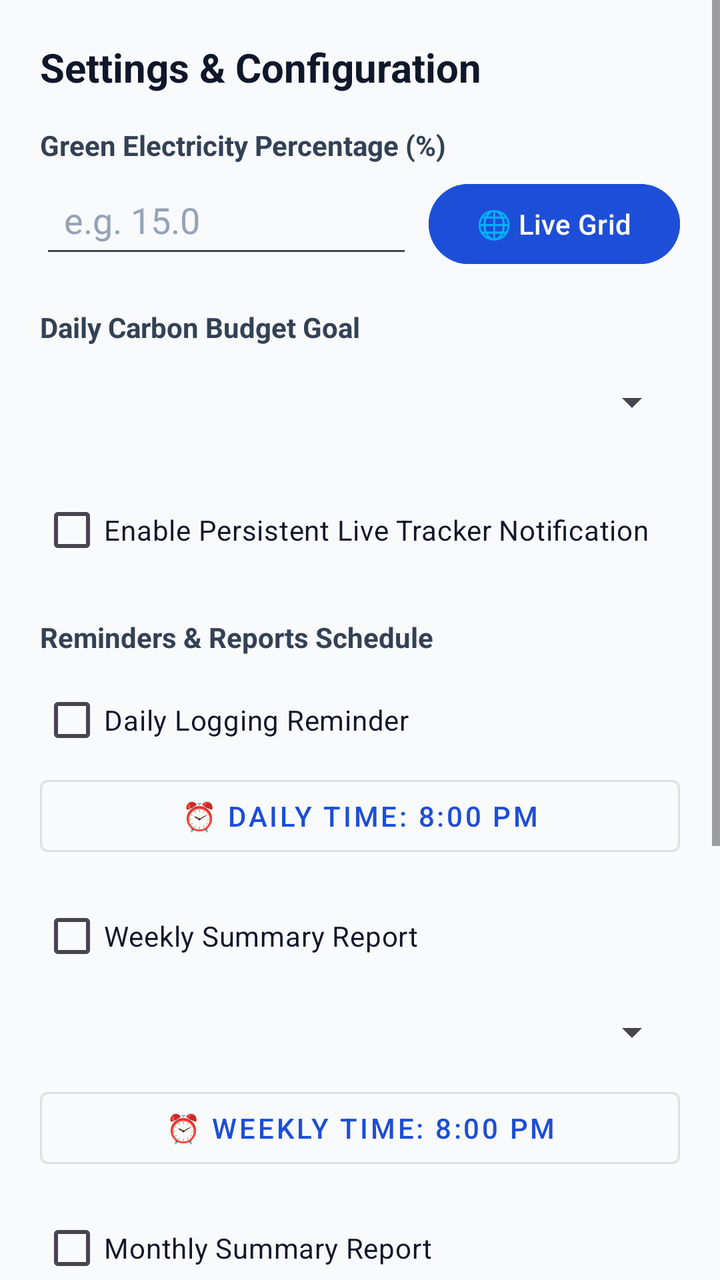
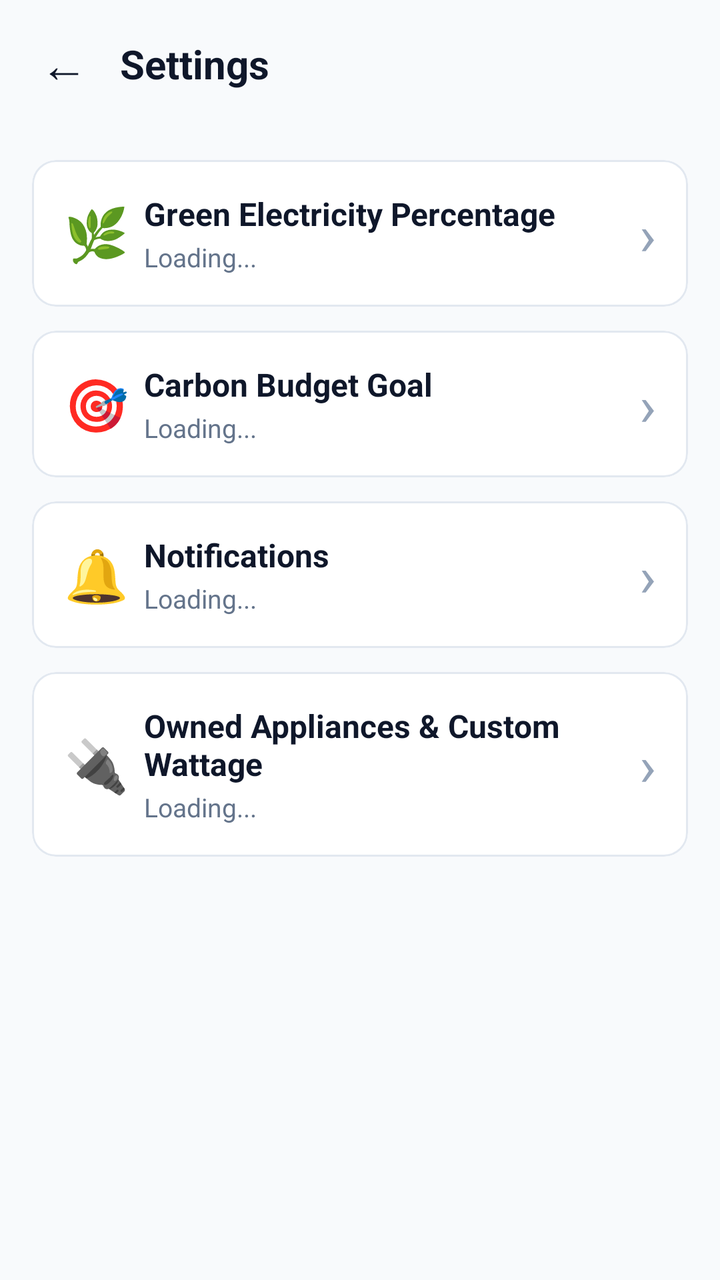

Screens rendered from an Android XML layout before and after an edit, with the pre-edit source and the edit as a unified diff.
<!-- AndroidManifest.xml: application theme Theme.CarbonWise -->
<!-- res/layout/activity_settings.xml -->
<?xml version="1.0" encoding="utf-8"?>
<ScrollView xmlns:android="http://schemas.android.com/apk/res/android"
    xmlns:tools="http://schemas.android.com/tools"
    android:layout_width="match_parent"
    android:layout_height="match_parent"
    android:background="#F8FAFC"
    tools:ignore="HardcodedText,ButtonStyle,TextContrastCheck">

    <LinearLayout
        android:layout_width="match_parent"
        android:layout_height="wrap_content"
        android:orientation="vertical"
        android:padding="20dp">

        <TextView
            android:layout_width="match_parent"
            android:layout_height="wrap_content"
            android:text="Settings &amp; Configuration"
            android:textColor="#0F172A"
            android:textSize="20sp"
            android:textStyle="bold" />

        
        <TextView
            android:layout_width="match_parent"
            android:layout_height="wrap_content"
            android:layout_marginTop="16dp"
            android:text="Green Electricity Percentage (%)"
            android:textColor="#334155"
            android:textSize="14sp"
            android:textStyle="bold" />

        <LinearLayout
            android:layout_width="match_parent"
            android:layout_height="wrap_content"
            android:layout_marginTop="4dp"
            android:orientation="horizontal">

            <EditText
                android:id="@+id/etGreenPercent"
                android:layout_width="0dp"
                android:layout_height="48dp"
                android:layout_weight="1"
                android:hint="e.g. 15.0"
                android:inputType="numberDecimal"
                android:padding="12dp"
                android:textColor="#0F172A"
                android:textColorHint="#94A3B8" />

            <Button
                android:id="@+id/btnAutoDetectGrid"
                android:layout_width="wrap_content"
                android:layout_height="48dp"
                android:layout_marginStart="8dp"
                android:backgroundTint="#1D4ED8"
                android:text="🌐 Live Grid" />
        </LinearLayout>

        
        <TextView
            android:layout_width="match_parent"
            android:layout_height="wrap_content"
            android:layout_marginTop="20dp"
            android:text="Daily Carbon Budget Goal"
            android:textColor="#334155"
            android:textSize="14sp"
            android:textStyle="bold" />

        <Spinner
            android:id="@+id/spBudgetTier"
            android:layout_width="match_parent"
            android:layout_height="48dp"
            android:layout_marginTop="4dp"
            android:popupBackground="#FFFFFF" />

        <EditText
            android:id="@+id/etCustomBudget"
            android:layout_width="match_parent"
            android:layout_height="48dp"
            android:layout_marginTop="8dp"
            android:hint="Custom Daily Budget (kg CO₂)"
            android:inputType="numberDecimal"
            android:padding="12dp"
            android:textColor="#0F172A"
            android:textColorHint="#94A3B8"
            android:visibility="gone" />

        
        <CheckBox
            android:id="@+id/cbEnableLiveTracker"
            android:layout_width="match_parent"
            android:layout_height="wrap_content"
            android:layout_marginTop="16dp"
            android:minHeight="48dp"
            android:text="Enable Persistent Live Tracker Notification"
            android:textColor="#0F172A"
            android:textSize="14sp" />

        
        <TextView
            android:layout_width="match_parent"
            android:layout_height="wrap_content"
            android:layout_marginTop="20dp"
            android:text="Reminders &amp; Reports Schedule"
            android:textColor="#334155"
            android:textSize="14sp"
            android:textStyle="bold" />

        <CheckBox
            android:id="@+id/cbEnableDailyReminder"
            android:layout_width="match_parent"
            android:layout_height="wrap_content"
            android:layout_marginTop="8dp"
            android:minHeight="48dp"
            android:text="Daily Logging Reminder"
            android:textColor="#0F172A" />

        <Button
            android:id="@+id/btnDailyReminderTime"
            style="@style/Widget.MaterialComponents.Button.OutlinedButton"
            android:layout_width="match_parent"
            android:layout_height="48dp"
            android:text="⏰ Daily Time: 8:00 PM"
            android:textColor="#1D4ED8" />

        <CheckBox
            android:id="@+id/cbEnableWeeklyReport"
            android:layout_width="match_parent"
            android:layout_height="wrap_content"
            android:layout_marginTop="12dp"
            android:minHeight="48dp"
            android:text="Weekly Summary Report"
            android:textColor="#0F172A" />

        <Spinner
            android:id="@+id/spWeeklyDay"
            android:layout_width="match_parent"
            android:layout_height="48dp"
            android:popupBackground="#FFFFFF" />

        <Button
            android:id="@+id/btnWeeklyReportTime"
            style="@style/Widget.MaterialComponents.Button.OutlinedButton"
            android:layout_width="match_parent"
            android:layout_height="48dp"
            android:text="⏰ Weekly Time: 8:00 PM"
            android:textColor="#1D4ED8" />

        <CheckBox
            android:id="@+id/cbEnableMonthlyReport"
            android:layout_width="match_parent"
            android:layout_height="wrap_content"
            android:layout_marginTop="12dp"
            android:minHeight="48dp"
            android:text="Monthly Summary Report"
            android:textColor="#0F172A" />

        <Spinner
            android:id="@+id/spMonthlyDay"
            android:layout_width="match_parent"
            android:layout_height="48dp"
            android:popupBackground="#FFFFFF" />

        <Button
            android:id="@+id/btnMonthlyReportTime"
            style="@style/Widget.MaterialComponents.Button.OutlinedButton"
            android:layout_width="match_parent"
            android:layout_height="48dp"
            android:text="⏰ Monthly Time: 8:00 PM"
            android:textColor="#1D4ED8" />

        
        <TextView
            android:layout_width="match_parent"
            android:layout_height="wrap_content"
            android:layout_marginTop="24dp"
            android:text="Select Owned Appliances &amp; Custom Wattage"
            android:textColor="#0F172A"
            android:textSize="16sp"
            android:textStyle="bold" />

        <LinearLayout
            android:id="@+id/containerApplianceList"
            android:layout_width="match_parent"
            android:layout_height="wrap_content"
            android:layout_marginTop="12dp"
            android:orientation="vertical" />

        
        <Button
            android:id="@+id/btnSaveSettings"
            android:layout_width="match_parent"
            android:layout_height="48dp"
            android:layout_marginTop="24dp"
            android:backgroundTint="#059669"
            android:text="Save &amp; Continue"
            android:textColor="#FFFFFF" />

        <Button
            android:id="@+id/btnReturnDashboard"
            android:layout_width="match_parent"
            android:layout_height="48dp"
            android:layout_marginTop="8dp"
            android:backgroundTint="#1D4ED8"
            android:text="← Return to Dashboard"
            android:textColor="#FFFFFF" />

    </LinearLayout>
</ScrollView>
<!-- resources referenced by this layout -->
<resources>
  <style name="Theme.CarbonWise" parent="Base.Theme.CarbonWise" />
  <style name="Base.Theme.CarbonWise" parent="Theme.Material3.DayNight.NoActionBar">
          
          <item name="colorPrimary">@color/primary_blue</item>
          <item name="colorOnPrimary">@color/white</item>
          <item name="colorPrimaryVariant">@color/primary_dark_blue</item>
          <item name="colorSecondary">@color/blue_accent</item>
  
          
          <item name="android:statusBarColor">@color/primary_dark_blue</item>
          <item name="android:windowLightStatusBar">false</item>
      </style>
  <color name="primary_blue">#1976D2</color>
  <color name="white">#FFFFFF</color>
  <color name="primary_dark_blue">#0D47A1</color>
  <color name="blue_accent">#0288D1</color>
</resources>

<!-- the commit's change to res/layout/activity_settings.xml (unified diff, before → after) -->
@@ -1,209 +1,312 @@
 <?xml version="1.0" encoding="utf-8"?>
-<ScrollView xmlns:android="http://schemas.android.com/apk/res/android"
+<LinearLayout xmlns:android="http://schemas.android.com/apk/res/android"
+    xmlns:app="http://schemas.android.com/apk/res-auto"
     xmlns:tools="http://schemas.android.com/tools"
     android:layout_width="match_parent"
     android:layout_height="match_parent"
     android:background="#F8FAFC"
-    tools:ignore="HardcodedText,ButtonStyle,TextContrastCheck">
-
-    <LinearLayout
+    android:orientation="vertical"
+    tools:ignore="HardcodedText">
+
+    <include
+        layout="@layout/include_settings_header"
         android:layout_width="match_parent"
-        android:layout_height="wrap_content"
-        android:orientation="vertical"
-        android:padding="20dp">
-
-        <TextView
-            android:layout_width="match_parent"
-            android:layout_height="wrap_content"
-            android:text="Settings &amp; Configuration"
-            android:textColor="#0F172A"
-            android:textSize="20sp"
-            android:textStyle="bold" />
-
-        
-        <TextView
-            android:layout_width="match_parent"
-            android:layout_height="wrap_content"
-            android:layout_marginTop="16dp"
-            android:text="Green Electricity Percentage (%)"
-            android:textColor="#334155"
-            android:textSize="14sp"
-            android:textStyle="bold" />
+        android:layout_height="wrap_content" />
+
+    <ScrollView
+        android:layout_width="match_parent"
+        android:layout_height="0dp"
+        android:layout_weight="1"
+        android:fillViewport="true">
 
         <LinearLayout
             android:layout_width="match_parent"
             android:layout_height="wrap_content"
-            android:layout_marginTop="4dp"
-            android:orientation="horizontal">
-
-            <EditText
-                android:id="@+id/etGreenPercent"
-                android:layout_width="0dp"
-                android:layout_height="48dp"
-                android:layout_weight="1"
-                android:hint="e.g. 15.0"
-                android:inputType="numberDecimal"
-                android:padding="12dp"
-                android:textColor="#0F172A"
-                android:textColorHint="#94A3B8" />
-
-            <Button
-                android:id="@+id/btnAutoDetectGrid"
-                android:layout_width="wrap_content"
-                android:layout_height="48dp"
-                android:layout_marginStart="8dp"
-                android:backgroundTint="#1D4ED8"
-                android:text="🌐 Live Grid" />
+            android:orientation="vertical"
+            android:padding="16dp">
+
+            
+            <com.google.android.material.card.MaterialCardView
+                android:id="@+id/cardGreen"
+                android:layout_width="match_parent"
+                android:layout_height="wrap_content"
+                android:layout_marginBottom="12dp"
+                android:clickable="true"
+                android:focusable="true"
+                app:cardBackgroundColor="#FFFFFF"
+                app:cardCornerRadius="12dp"
+                app:cardElevation="0dp"
+                app:strokeColor="#E2E8F0"
+                app:strokeWidth="1dp">
+
+                <LinearLayout
+                    android:layout_width="match_parent"
+                    android:layout_height="wrap_content"
+                    android:gravity="center_vertical"
+                    android:minHeight="72dp"
+                    android:orientation="horizontal"
+                    android:padding="16dp">
+
+                    <TextView
+                        android:layout_width="40dp"
+                        android:layout_height="wrap_content"
+                        android:text="🌿"
+                        android:textSize="26sp" />
+
+                    <LinearLayout
+                        android:layout_width="0dp"
+                        android:layout_height="wrap_content"
+                        android:layout_weight="1"
+                        android:orientation="vertical">
+
+                        <TextView
+                            android:layout_width="wrap_content"
+                            android:layout_height="wrap_content"
+                            android:text="Green Electricity Percentage"
+                            android:textColor="#0F172A"
+                            android:textSize="16sp"
+                            android:textStyle="bold" />
+
+                        <TextView
+                            android:id="@+id/tvGreenSummary"
+                            android:layout_width="wrap_content"
+                            android:layout_height="wrap_content"
+                            android:layout_marginTop="2dp"
+                            android:text="Loading..."
+                            android:textColor="#64748B"
+                            android:textSize="13sp" />
+                    </LinearLayout>
+
+                    <TextView
+                        android:layout_width="wrap_content"
+                        android:layout_height="wrap_content"
+                        android:text="›"
+                        android:textColor="#94A3B8"
+                        android:textSize="28sp" />
+                </LinearLayout>
+            </com.google.android.material.card.MaterialCardView>
+
+            
+            <com.google.android.material.card.MaterialCardView
+                android:id="@+id/cardBudget"
+                android:layout_width="match_parent"
+                android:layout_height="wrap_content"
+                android:layout_marginBottom="12dp"
+                android:clickable="true"
+                android:focusable="true"
+                app:cardBackgroundColor="#FFFFFF"
+                app:cardCornerRadius="12dp"
+                app:cardElevation="0dp"
+                app:strokeColor="#E2E8F0"
+                app:strokeWidth="1dp">
+
+                <LinearLayout
+                    android:layout_width="match_parent"
+                    android:layout_height="wrap_content"
+                    android:gravity="center_vertical"
+                    android:minHeight="72dp"
+                    android:orientation="horizontal"
+                    android:padding="16dp">
+
+                    <TextView
+                        android:layout_width="40dp"
+                        android:layout_height="wrap_content"
+                        android:text="🎯"
+                        android:textSize="26sp" />
+
+                    <LinearLayout
+                        android:layout_width="0dp"
+                        android:layout_height="wrap_content"
+                        android:layout_weight="1"
+                        android:orientation="vertical">
+
+                        <TextView
+                            android:layout_width="wrap_content"
+                            android:layout_height="wrap_content"
+                            android:text="Carbon Budget Goal"
+                            android:textColor="#0F172A"
+                            android:textSize="16sp"
+                            android:textStyle="bold" />
+
+                        <TextView
+                            android:id="@+id/tvBudgetSummary"
+                            android:layout_width="wrap_content"
+                            android:layout_height="wrap_content"
+                            android:layout_marginTop="2dp"
+                            android:text="Loading..."
+                            android:textColor="#64748B"
+                            android:textSize="13sp" />
+                    </LinearLayout>
+
+                    <TextView
+                        android:layout_width="wrap_content"
+                        android:layout_height="wrap_content"
+                        android:text="›"
+                        android:textColor="#94A3B8"
+                        android:textSize="28sp" />
+                </LinearLayout>
+            </com.google.android.material.card.MaterialCardView>
+
+            
+            <com.google.android.material.card.MaterialCardView
+                android:id="@+id/cardNotifications"
+                android:layout_width="match_parent"
+                android:layout_height="wrap_content"
+                android:layout_marginBottom="12dp"
+                android:clickable="true"
+                android:focusable="true"
+                app:cardBackgroundColor="#FFFFFF"
+                app:cardCornerRadius="12dp"
+                app:cardElevation="0dp"
+                app:strokeColor="#E2E8F0"
+                app:strokeWidth="1dp">
+
+                <LinearLayout
+                    android:layout_width="match_parent"
+                    android:layout_height="wrap_content"
+                    android:gravity="center_vertical"
+                    android:minHeight="72dp"
+                    android:orientation="horizontal"
+                    android:padding="16dp">
+
+                    <TextView
+                        android:layout_width="40dp"
+                        android:layout_height="wrap_content"
+                        android:text="🔔"
+                        android:textSize="26sp" />
+
+                    <LinearLayout
+                        android:layout_width="0dp"
+                        android:layout_height="wrap_content"
+                        android:layout_weight="1"
+                        android:orientation="vertical">
+
+                        <TextView
+                            android:layout_width="wrap_content"
+                            android:layout_height="wrap_content"
+                            android:text="Notifications"
+                            android:textColor="#0F172A"
+                            android:textSize="16sp"
+                            android:textStyle="bold" />
+
+                        <TextView
+                            android:id="@+id/tvNotificationsSummary"
+                            android:layout_width="wrap_content"
+                            android:layout_height="wrap_content"
+                            android:layout_marginTop="2dp"
+                            android:text="Loading..."
+                            android:textColor="#64748B"
+                            android:textSize="13sp" />
+                    </LinearLayout>
+
+                    <TextView
+                        android:layout_width="wrap_content"
+                        android:layout_height="wrap_content"
+                        android:text="›"
+                        android:textColor="#94A3B8"
+                        android:textSize="28sp" />
+                </LinearLayout>
+            </com.google.android.material.card.MaterialCardView>
+
+            
+            <com.google.android.material.card.MaterialCardView
+                android:id="@+id/cardAppliances"
+                android:layout_width="match_parent"
+                android:layout_height="wrap_content"
+                android:layout_marginBottom="12dp"
+                android:clickable="true"
+                android:focusable="true"
+                app:cardBackgroundColor="#FFFFFF"
+                app:cardCornerRadius="12dp"
+                app:cardElevation="0dp"
+                app:strokeColor="#E2E8F0"
+                app:strokeWidth="1dp">
+
+                <LinearLayout
+                    android:layout_width="match_parent"
+                    android:layout_height="wrap_content"
+                    android:gravity="center_vertical"
+                    android:minHeight="72dp"
+                    android:orientation="horizontal"
+                    android:padding="16dp">
+
+                    <TextView
+                        android:layout_width="40dp"
+                        android:layout_height="wrap_content"
+                        android:text="🔌"
+                        android:textSize="26sp" />
+
+                    <LinearLayout
+                        android:layout_width="0dp"
+                        android:layout_height="wrap_content"
+                        android:layout_weight="1"
+                        android:orientation="vertical">
+
+                        <TextView
+                            android:layout_width="wrap_content"
+                            android:layout_height="wrap_content"
+                            android:text="Owned Appliances &amp; Custom Wattage"
+                            android:textColor="#0F172A"
+                            android:textSize="16sp"
+                            android:textStyle="bold" />
+
+                        <TextView
+                            android:id="@+id/tvAppliancesSummary"
+                            android:layout_width="wrap_content"
+                            android:layout_height="wrap_content"
+                            android:layout_marginTop="2dp"
+                            android:text="Loading..."
+                            android:textColor="#64748B"
+                            android:textSize="13sp" />
+                    </LinearLayout>
+
+                    <TextView
+                        android:layout_width="wrap_content"
+                        android:layout_height="wrap_content"
+                        android:text="›"
+                        android:textColor="#94A3B8"
+                        android:textSize="28sp" />
+                </LinearLayout>
+            </com.google.android.material.card.MaterialCardView>
+
         </LinearLayout>
-
-        
-        <TextView
-            android:layout_width="match_parent"
-            android:layout_height="wrap_content"
-            android:layout_marginTop="20dp"
-            android:text="Daily Carbon Budget Goal"
-            android:textColor="#334155"
-            android:textSize="14sp"
-            android:textStyle="bold" />
-
-        <Spinner
-            android:id="@+id/spBudgetTier"
-            android:layout_width="match_parent"
-            android:layout_height="48dp"
-            android:layout_marginTop="4dp"
-            android:popupBackground="#FFFFFF" />
-
-        <EditText
-            android:id="@+id/etCustomBudget"
-            android:layout_width="match_parent"
-            android:layout_height="48dp"
-            android:layout_marginTop="8dp"
-            android:hint="Custom Daily Budget (kg CO₂)"
-            android:inputType="numberDecimal"
-            android:padding="12dp"
-            android:textColor="#0F172A"
-            android:textColorHint="#94A3B8"
-            android:visibility="gone" />
-
-        
-        <CheckBox
-            android:id="@+id/cbEnableLiveTracker"
-            android:layout_width="match_parent"
-            android:layout_height="wrap_content"
-            android:layout_marginTop="16dp"
-            android:minHeight="48dp"
-            android:text="Enable Persistent Live Tracker Notification"
-            android:textColor="#0F172A"
-            android:textSize="14sp" />
-
-        
-        <TextView
-            android:layout_width="match_parent"
-            android:layout_height="wrap_content"
-            android:layout_marginTop="20dp"
-            android:text="Reminders &amp; Reports Schedule"
-            android:textColor="#334155"
-            android:textSize="14sp"
-            android:textStyle="bold" />
-
-        <CheckBox
-            android:id="@+id/cbEnableDailyReminder"
-            android:layout_width="match_parent"
-            android:layout_height="wrap_content"
-            android:layout_marginTop="8dp"
-            android:minHeight="48dp"
-            android:text="Daily Logging Reminder"
-            android:textColor="#0F172A" />
-
-        <Button
-            android:id="@+id/btnDailyReminderTime"
-            style="@style/Widget.MaterialComponents.Button.OutlinedButton"
-            android:layout_width="match_parent"
-            android:layout_height="48dp"
-            android:text="⏰ Daily Time: 8:00 PM"
-            android:textColor="#1D4ED8" />
-
-        <CheckBox
-            android:id="@+id/cbEnableWeeklyReport"
-            android:layout_width="match_parent"
-            android:layout_height="wrap_content"
-            android:layout_marginTop="12dp"
-            android:minHeight="48dp"
-            android:text="Weekly Summary Report"
-            android:textColor="#0F172A" />
-
-        <Spinner
-            android:id="@+id/spWeeklyDay"
-            android:layout_width="match_parent"
-            android:layout_height="48dp"
-            android:popupBackground="#FFFFFF" />
-
-        <Button
-            android:id="@+id/btnWeeklyReportTime"
-            style="@style/Widget.MaterialComponents.Button.OutlinedButton"
-            android:layout_width="match_parent"
-            android:layout_height="48dp"
-            android:text="⏰ Weekly Time: 8:00 PM"
-            android:textColor="#1D4ED8" />
-
-        <CheckBox
-            android:id="@+id/cbEnableMonthlyReport"
-            android:layout_width="match_parent"
-            android:layout_height="wrap_content"
-            android:layout_marginTop="12dp"
-            android:minHeight="48dp"
-            android:text="Monthly Summary Report"
-            android:textColor="#0F172A" />
-
-        <Spinner
-            android:id="@+id/spMonthlyDay"
-            android:layout_width="match_parent"
-            android:layout_height="48dp"
-            android:popupBackground="#FFFFFF" />
-
-        <Button
-            android:id="@+id/btnMonthlyReportTime"
-            style="@style/Widget.MaterialComponents.Button.OutlinedButton"
-            android:layout_width="match_parent"
-            android:layout_height="48dp"
-            android:text="⏰ Monthly Time: 8:00 PM"
-            android:textColor="#1D4ED8" />
-
-        
-        <TextView
-            android:layout_width="match_parent"
-            android:layout_height="wrap_content"
-            android:layout_marginTop="24dp"
-            android:text="Select Owned Appliances &amp; Custom Wattage"
-            android:textColor="#0F172A"
-            android:textSize="16sp"
-            android:textStyle="bold" />
-
-        <LinearLayout
-            android:id="@+id/containerApplianceList"
-            android:layout_width="match_parent"
-            android:layout_height="wrap_content"
-            android:layout_marginTop="12dp"
-            android:orientation="vertical" />
-
-        
-        <Button
-            android:id="@+id/btnSaveSettings"
-            android:layout_width="match_parent"
-            android:layout_height="48dp"
-            android:layout_marginTop="24dp"
-            android:backgroundTint="#059669"
-            android:text="Save &amp; Continue"
-            android:textColor="#FFFFFF" />
-
-        <Button
-            android:id="@+id/btnReturnDashboard"
-            android:layout_width="match_parent"
-            android:layout_height="48dp"
-            android:layout_marginTop="8dp"
-            android:backgroundTint="#1D4ED8"
-            android:text="← Return to Dashboard"
-            android:textColor="#FFFFFF" />
-
-    </LinearLayout>
-</ScrollView>
+    </ScrollView>
+</LinearLayout>
+<!-- res/layout/include_settings_header.xml (included above) -->
+<?xml version="1.0" encoding="utf-8"?>
+<LinearLayout xmlns:android="http://schemas.android.com/apk/res/android"
+    xmlns:tools="http://schemas.android.com/tools"
+    android:layout_width="match_parent"
+    android:layout_height="wrap_content"
+    android:background="#F8FAFC"
+    android:gravity="center_vertical"
+    android:orientation="horizontal"
+    android:paddingHorizontal="8dp"
+    android:paddingVertical="8dp"
+    tools:ignore="HardcodedText">
+
+    <TextView
+        android:id="@+id/btnSettingsBack"
+        android:layout_width="48dp"
+        android:layout_height="48dp"
+        android:background="?attr/selectableItemBackgroundBorderless"
+        android:clickable="true"
+        android:contentDescription="Back"
+        android:focusable="true"
+        android:gravity="center"
+        android:text="←"
+        android:textColor="#0F172A"
+        android:textSize="24sp" />
+
+    <TextView
+        android:id="@+id/tvScreenTitle"
+        android:layout_width="0dp"
+        android:layout_height="wrap_content"
+        android:layout_marginStart="4dp"
+        android:layout_weight="1"
+        android:singleLine="true"
+        android:text="Settings"
+        android:textColor="#0F172A"
+        android:textSize="20sp"
+        android:textStyle="bold" />
+</LinearLayout>
